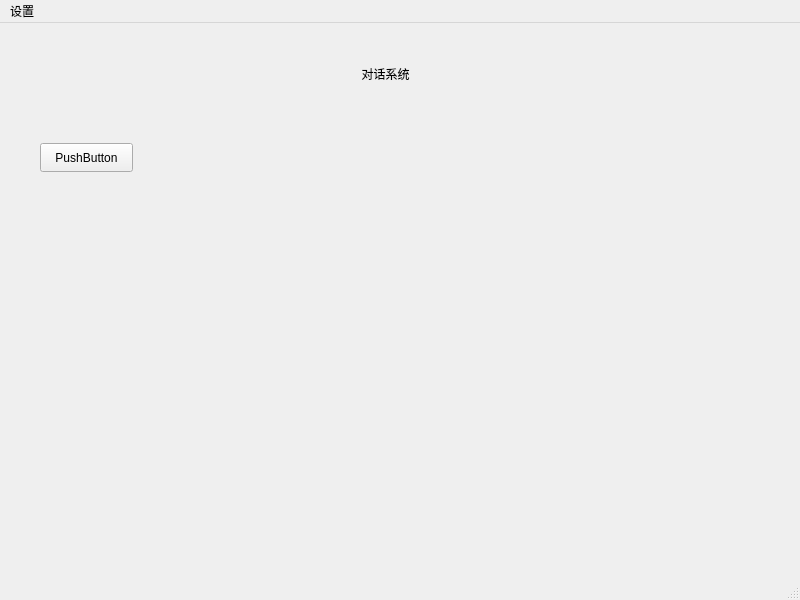
5VegetableDog5/MyServerDemo, file intercom/mainwindow.ui: the form before one commit.
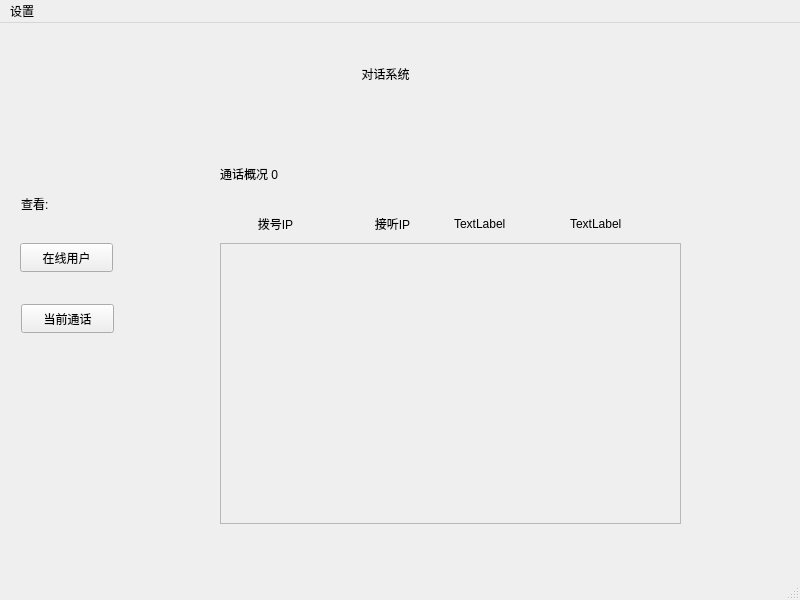
The form after the commit. The open tabs and pages were chosen to show the change.

What changed in the file:
```diff
--- a/intercom/mainwindow.ui
+++ b/intercom/mainwindow.ui
@@ -30,19 +30,6 @@
      <set>Qt::AlignCenter</set>
     </property>
    </widget>
-   <widget class="QPushButton" name="pushButton">
-    <property name="geometry">
-     <rect>
-      <x>40</x>
-      <y>120</y>
-      <width>93</width>
-      <height>29</height>
-     </rect>
-    </property>
-    <property name="text">
-     <string>PushButton</string>
-    </property>
-   </widget>
    <widget class="QStackedWidget" name="stackedWidget">
     <property name="geometry">
      <rect>
@@ -125,7 +112,139 @@
       </layout>
      </widget>
     </widget>
-    <widget class="QWidget" name="page_2"/>
+    <widget class="QWidget" name="page_2">
+     <widget class="QLabel" name="label_Calling">
+      <property name="geometry">
+       <rect>
+        <x>30</x>
+        <y>20</y>
+        <width>81</width>
+        <height>21</height>
+       </rect>
+      </property>
+      <property name="text">
+       <string>通话概况 0</string>
+      </property>
+     </widget>
+     <widget class="QWidget" name="horizontalLayoutWidget_2">
+      <property name="geometry">
+       <rect>
+        <x>30</x>
+        <y>60</y>
+        <width>461</width>
+        <height>41</height>
+       </rect>
+      </property>
+      <layout class="QHBoxLayout" name="callingHorizontalLayout">
+       <item>
+        <widget class="QLabel" name="label_dialIP">
+         <property name="text">
+          <string>拨号IP</string>
+         </property>
+         <property name="alignment">
+          <set>Qt::AlignCenter</set>
+         </property>
+        </widget>
+       </item>
+       <item>
+        <widget class="QLabel" name="label_receiverIP">
+         <property name="text">
+          <string>接听IP</string>
+         </property>
+         <property name="alignment">
+          <set>Qt::AlignCenter</set>
+         </property>
+        </widget>
+       </item>
+       <item>
+        <widget class="QLabel" name="label_3">
+         <property name="text">
+          <string>TextLabel</string>
+         </property>
+        </widget>
+       </item>
+       <item>
+        <widget class="QLabel" name="label_4">
+         <property name="text">
+          <string>TextLabel</string>
+         </property>
+        </widget>
+       </item>
+      </layout>
+     </widget>
+     <widget class="QScrollArea" name="callingScrollArea">
+      <property name="geometry">
+       <rect>
+        <x>30</x>
+        <y>100</y>
+        <width>461</width>
+        <height>281</height>
+       </rect>
+      </property>
+      <property name="widgetResizable">
+       <bool>true</bool>
+      </property>
+      <widget class="QWidget" name="scrollAreaWidgetContents_2">
+       <property name="geometry">
+        <rect>
+         <x>0</x>
+         <y>0</y>
+         <width>459</width>
+         <height>279</height>
+        </rect>
+       </property>
+      </widget>
+     </widget>
+    </widget>
+   </widget>
+   <widget class="QFrame" name="verticalFrame">
+    <property name="geometry">
+     <rect>
+      <x>20</x>
+      <y>170</y>
+      <width>151</width>
+      <height>141</height>
+     </rect>
+    </property>
+    <widget class="QLabel" name="label_2">
+     <property name="geometry">
+      <rect>
+       <x>1</x>
+       <y>1</y>
+       <width>69</width>
+       <height>20</height>
+      </rect>
+     </property>
+     <property name="text">
+      <string>查看:</string>
+     </property>
+    </widget>
+    <widget class="QPushButton" name="pushButton_Calling">
+     <property name="geometry">
+      <rect>
+       <x>1</x>
+       <y>111</y>
+       <width>93</width>
+       <height>29</height>
+      </rect>
+     </property>
+     <property name="text">
+      <string>当前通话</string>
+     </property>
+    </widget>
+    <widget class="QPushButton" name="pushButton_Online">
+     <property name="geometry">
+      <rect>
+       <x>0</x>
+       <y>50</y>
+       <width>93</width>
+       <height>29</height>
+      </rect>
+     </property>
+     <property name="text">
+      <string>在线用户</string>
+     </property>
+    </widget>
    </widget>
   </widget>
   <widget class="QMenuBar" name="menubar">
```
Left out of the diff: 2 changed lines with no effect on the pictures.
